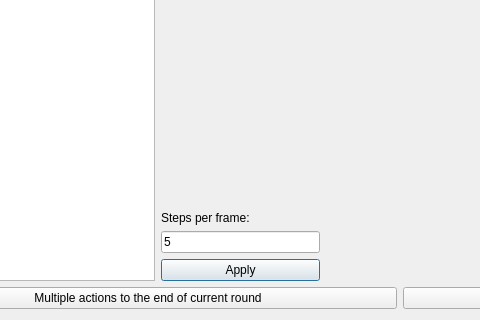
Before: the Qt Designer form dialog.ui in evolvazpr/evolva, drawn with Qt 5; both pictures show x 112 to 592 and y 448 to 768 of the 1024 by 768 pixel window.
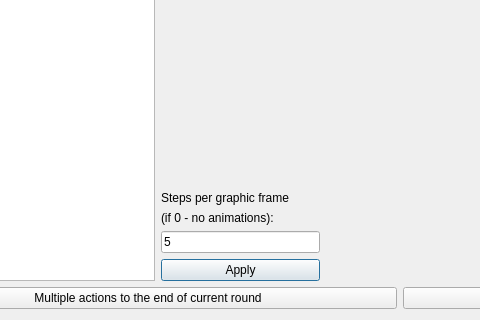
After: the same form once the commit is applied.

```diff
--- a/dialog.ui
+++ b/dialog.ui
@@ -105,13 +105,20 @@
        <item>
         <widget class="QLabel" name="label">
          <property name="sizePolicy">
-          <sizepolicy hsizetype="Fixed" vsizetype="Fixed">
+          <sizepolicy hsizetype="Maximum" vsizetype="Maximum">
            <horstretch>0</horstretch>
            <verstretch>0</verstretch>
           </sizepolicy>
          </property>
          <property name="text">
-          <string>Steps per frame:</string>
+          <string>Steps per graphic frame</string>
+         </property>
+        </widget>
+       </item>
+       <item>
+        <widget class="QLabel" name="label_2">
+         <property name="text">
+          <string>(if 0 - no animations):</string>
          </property>
         </widget>
        </item>
```
